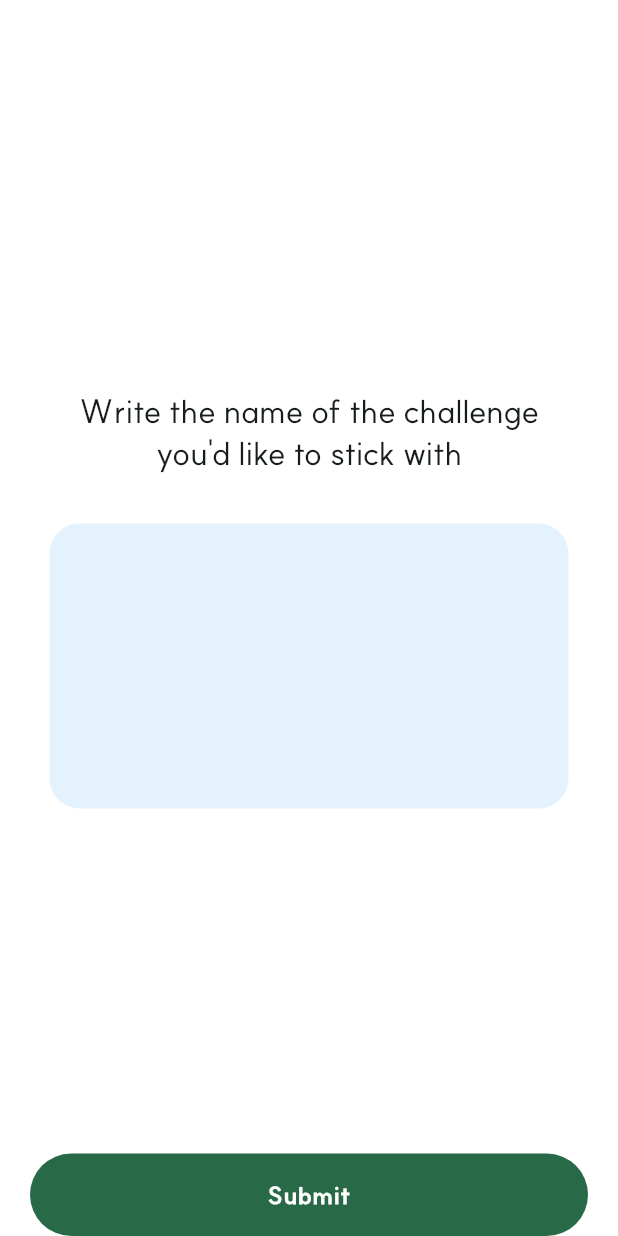
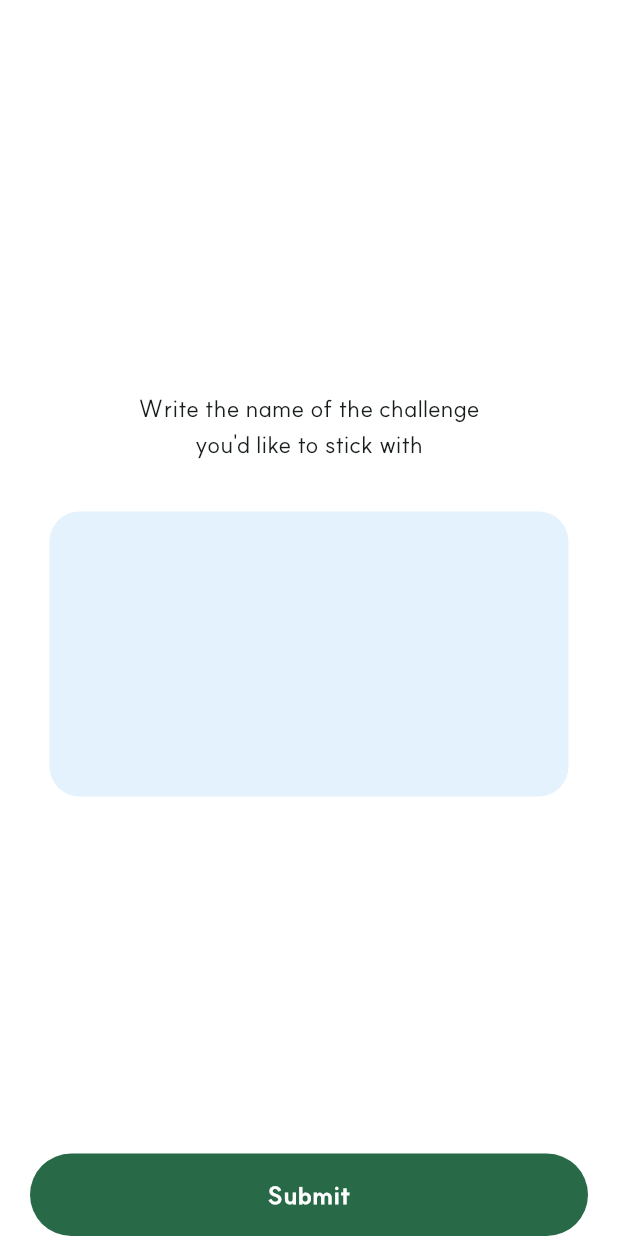
Before and after one commit to zimkjh/BetterThanYesterday, a Flutter app: the screen it shows after launch, on a phone screen of 412 x 824 dp. Run offline on Flutter 3.47's test engine with Material 3 defaults, Android fonts, the phone set to English and light mode, and no system bars; our stand-ins replace get, shared_preferences; project files that could hold a hidden picture were left out.

Commit message:
Add intro screen input box

```diff
--- /dev/null
+++ b/lib/intro/input_box.dart
@@ -0,0 +1,29 @@
+import 'package:flutter/material.dart';
+
+class InputBox extends StatelessWidget {
+  const InputBox({
+    super.key,
+  });
+
+  @override
+  Widget build(BuildContext context) {
+    return Padding(
+      padding: const EdgeInsets.all(33),
+      child: Container(
+        height: 190,
+        decoration: BoxDecoration(
+          color: Theme.of(context).secondaryHeaderColor,
+          borderRadius: BorderRadius.circular(20),
+        ),
+        child: TextField(
+          decoration: InputDecoration(border: InputBorder.none),
+          textAlign: TextAlign.center,
+          textAlignVertical: TextAlignVertical.center,
+          maxLines: null,
+          minLines: null,
+          expands: true,
+        ),
+      ),
+    );
+  }
+}
--- a/lib/intro/intro_screen.dart
+++ b/lib/intro/intro_screen.dart
@@ -1,3 +1,4 @@
+import 'package:bty/intro/input_box.dart';
 import 'package:flutter/material.dart';
 import 'package:get/get.dart';
 
@@ -13,19 +14,10 @@ class IntroScreen extends StatelessWidget {
           SizedBox(height: 260),
           Text(
             'Write the name of the challenge\nyou\'d like to stick with',
-            style: Theme.of(context).textTheme.titleLarge,
+            style: Theme.of(context).textTheme.titleMedium,
             textAlign: TextAlign.center,
           ),
-          Padding(
-            padding: const EdgeInsets.all(33),
-            child: Container(
-              height: 190,
-              decoration: BoxDecoration(
-                color: Theme.of(context).secondaryHeaderColor,
-                borderRadius: BorderRadius.circular(20),
-              ),
-            ),
-          ),
+          InputBox(),
           Spacer(),
           Container(
             width: Get.width,
--- a/lib/main/main_controller.dart
+++ b/lib/main/main_controller.dart
@@ -18,13 +18,11 @@ class MainController extends GetxController {
     localProvider = Get.find<LocalController>();
 
     if (!isSavedFirstGoal) {
-      debugPrint('h?');
-
       WidgetsBinding.instance.addPostFrameCallback((timeStamp) {
         Get.toNamed(IntroScreen.routeName);
       });
     } else {
-      debugPrint('wow');
+      //todo
     }
   }
 }
```
